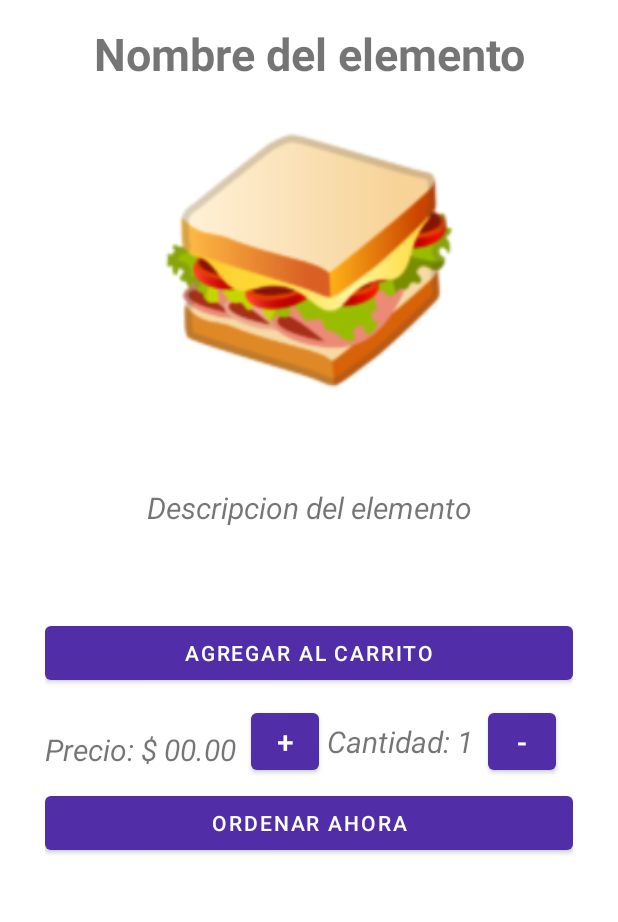
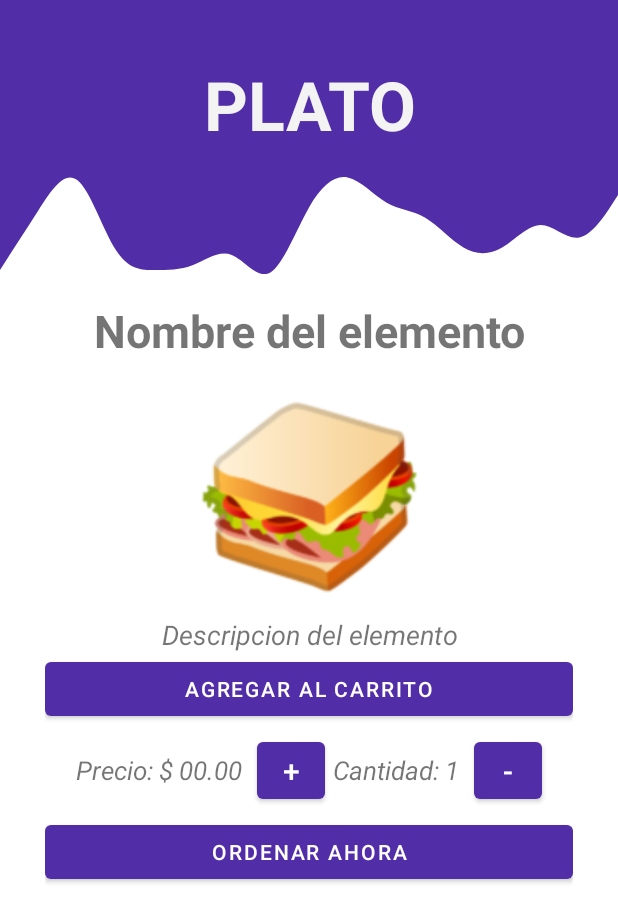
Before and after one commit to fran11sv/Grupo10DAM, an Android app: the layout activity_elemento_detallado.xml on its own in the app's theme, with its tools: preview values and no code run, on a phone screen of 412 x 824 dp. Shown: the top 922 px of the screen. Run offline under Robolectric (Android 15) with nearby library versions, the phone set to English and light mode, and no system bars.

Commit message:
Menus con estilo

```diff
--- a/app/src/main/res/layout/activity_elemento_detallado.xml
+++ b/app/src/main/res/layout/activity_elemento_detallado.xml
@@ -6,44 +6,57 @@
     android:layout_width="match_parent"
     android:layout_height="match_parent"
     android:orientation="vertical"
-    android:paddingLeft="30sp"
-    android:paddingRight="30sp"
-    android:paddingTop="15sp"
     tools:context=".ElementoDetallado">
+    <LinearLayout
+        android:layout_width="match_parent"
+        android:layout_height="100sp"
+        android:background="@color/dark_primary_purple">
+        <TextView
+            android:layout_width="match_parent"
+            android:layout_height="match_parent"
+            android:gravity="center|bottom"
+            android:id="@+id/txtMenus"
+            android:textStyle="bold"
+            android:textColor="#F3F3F3"
+            android:textSize="45sp"
+            android:text="@string/txtDPlatos"/>
+    </LinearLayout>
+    <LinearLayout
+        android:layout_width="match_parent"
+        android:layout_height="100sp"
+        android:background="@drawable/wave">
+    </LinearLayout>
+    <LinearLayout
+        android:layout_width="match_parent"
+        android:layout_height="match_parent"
+        android:layout_gravity="center"
+        android:orientation="vertical"
+        android:paddingLeft="30sp"
+        android:paddingRight="30sp">
     <TextView
         android:layout_width="match_parent"
         android:layout_height="wrap_content"
+        android:layout_gravity="center"
+        android:gravity="center"
         android:textSize="30sp"
         android:id="@+id/txtNombrePlato"
         android:textStyle="bold"
-        android:gravity="center"
         android:text="@string/txtNombre"/>
     <ImageView
-        android:layout_width="250sp"
-        android:layout_height="200sp"
+        android:layout_width="200sp"
+        android:layout_height="150sp"
         android:id="@+id/ImagenPlato"
         android:layout_gravity="center"
         android:layout_margin="10sp"
         android:src="@drawable/varia"/>
-    <ScrollView
-        android:layout_width="match_parent"
-        android:layout_height="125sp"
-        android:layout_gravity="center">
     <TextView
         android:layout_width="match_parent"
         android:layout_height="wrap_content"
-        android:layout_gravity="center"
         android:id="@+id/txtDescripcionPlato"
         android:textStyle="italic"
         android:gravity="center"
-        android:textSize="20sp"
+        android:textSize="18sp"
         android:text="@string/txtDescripcion"/>
-    </ScrollView>
-    <LinearLayout
-        android:layout_width="match_parent"
-        android:layout_height="wrap_content"
-        android:layout_marginTop="10sp"
-        android:orientation="vertical">
         <Button
             android:layout_width="match_parent"
             android:layout_height="wrap_content"
@@ -52,15 +65,15 @@
         <LinearLayout
             android:layout_width="match_parent"
             android:layout_height="wrap_content"
-            android:layout_marginTop="10sp"
+            android:gravity="center"
+            android:layout_marginTop="5sp"
             android:orientation="horizontal">
         <TextView
             android:id="@+id/txtPrecioPlato"
             android:layout_width="wrap_content"
             android:layout_height="wrap_content"
-            android:layout_marginTop="5sp"
             android:textStyle="italic"
-            android:textSize="20sp"
+            android:textSize="17sp"
             android:text="@string/txtPrecio"/>
             <Button
                 android:id="@+id/btnSuma"
@@ -76,13 +89,16 @@
                 android:layout_width="wrap_content"
                 android:layout_height="wrap_content"
                 android:layout_marginStart="5sp"
+                android:layout_gravity="center"
+                android:gravity="center"
                 android:textStyle="italic"
-                android:textSize="20sp"
+                android:textSize="17sp"
                 android:text="@string/txtCantidad"/>
             <Button
                 android:id="@+id/btnResta"
                 android:layout_width="45sp"
                 android:layout_height="50sp"
+                android:layout_gravity="center"
                 android:gravity="center"
                 android:onClick="resta"
                 android:textSize="20sp"
--- a/app/src/main/res/layout/activity_menu_gridview.xml
+++ b/app/src/main/res/layout/activity_menu_gridview.xml
@@ -7,7 +7,6 @@
     android:orientation="vertical"
     android:layout_gravity="center"
     tools:context=".MenuGridview">
-
     <LinearLayout
         android:layout_width="match_parent"
         android:layout_height="100dp"
@@ -21,13 +20,11 @@
             android:textColor="#F3F3F3"
             android:textSize="45sp"
             android:text="@string/txtMenus"/>
-
     </LinearLayout>
     <LinearLayout
         android:layout_width="match_parent"
         android:layout_height="100dp"
         android:background="@drawable/wave">
-
     </LinearLayout>
     <GridView
         android:numColumns="2"
--- a/app/src/main/res/values/strings.xml
+++ b/app/src/main/res/values/strings.xml
@@ -10,4 +10,5 @@
     <string name="btnResta"> - </string>
     <string name="txtMenus"> MENÚS </string>
     <string name="txtPlatos"> PLATOS </string>
+    <string name="txtDPlatos"> PLATO </string>
 </resources>
```
